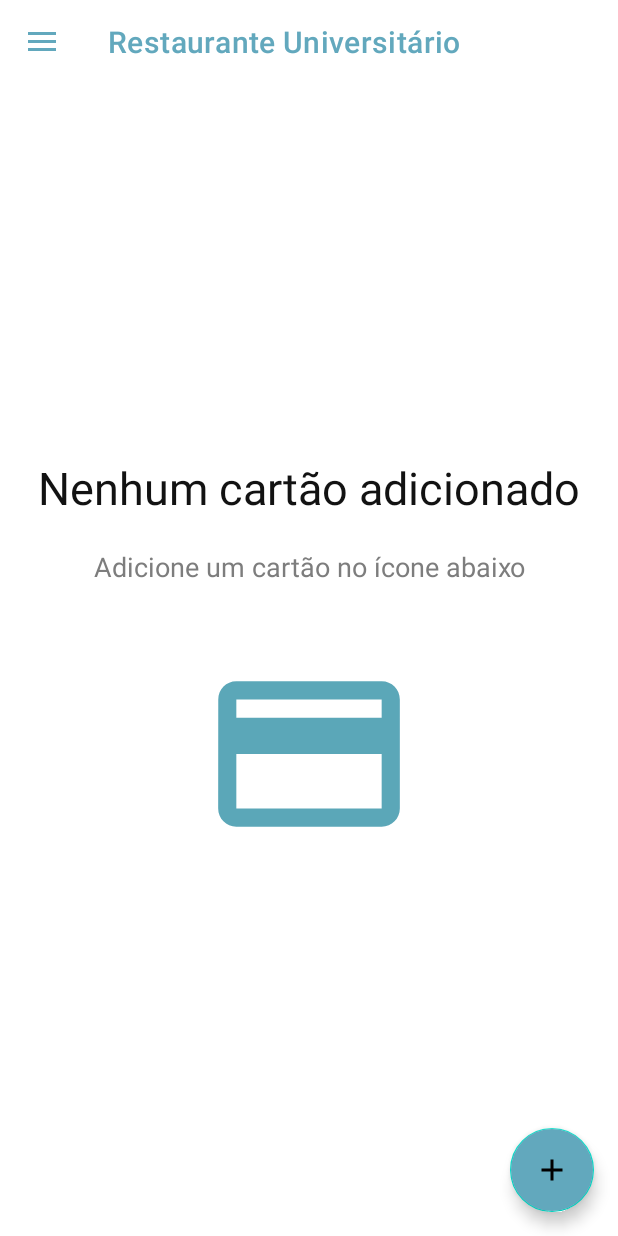
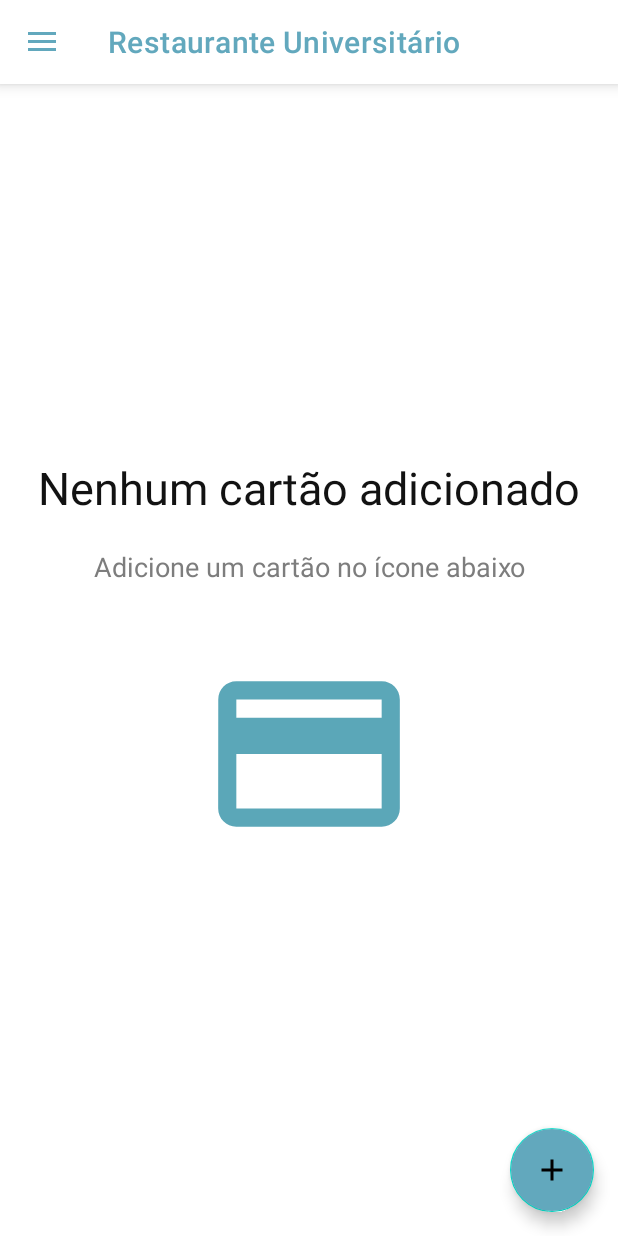
Before and after one commit to rodrigmatrix/sigaa_ufc_android, an Android app: the screen it shows after launch (MainActivity), in the side drawer, after a tap on "Créditos RU", on a phone screen of 412 x 824 dp. Run offline under Robolectric (Android 15) with nearby library versions, the phone set to English and light mode, and no system bars; our stand-ins replace Room's generated code, navigation-ui; libraries missing offline, so code that uses them is left out: org.jetbrains.anko; network calls fail; 2 statements that could not run were skipped.

Commit message:
color topbar

```diff
--- a/app/src/main/res/drawable/gradient_card.xml
+++ b/app/src/main/res/drawable/gradient_card_dark.xml
@@ -3,8 +3,8 @@
         android:shape="rectangle">
     <gradient
             android:angle="135"
-            android:centerColor="#62A8BD"
-            android:endColor="#4DB6AC"
-            android:startColor="#62A8BD"
+            android:endColor="#1d858f"
+            android:centerColor="#187d87"
+            android:startColor="#1d858f"
             android:type="linear" />
 </shape>
--- a/app/src/main/res/layout/app_bar_main2.xml
+++ b/app/src/main/res/layout/app_bar_main2.xml
@@ -7,21 +7,26 @@
         tools:context=".MainActivity">
 
     <com.google.android.material.appbar.AppBarLayout
-            android:layout_height="wrap_content"
             android:layout_width="match_parent"
-            android:background="?attr/backgroundColor"
-            app:elevation="0dp">
+            android:layout_height="wrap_content">
 
-        <androidx.appcompat.widget.Toolbar
+        <com.google.android.material.appbar.MaterialToolbar
                 android:id="@+id/toolbar"
+                android:background="?attr/backgroundColor"
+                android:elevation="12dp"
+                tools:title="Restaurante Universitário"
                 android:layout_width="match_parent"
                 app:titleTextColor="@color/colorPrimary"
-                android:layout_height="?attr/actionBarSize"
-               />
+                android:layout_height="?attr/actionBarSize"/>
 
     </com.google.android.material.appbar.AppBarLayout>
-
-    <include layout="@layout/content_main" />
+    <include
+            android:visibility="invisible"
+            tools:visibility="visible"
+            layout="@layout/no_card_error"/>
+    <include
+            tools:visibility="invisible"
+            layout="@layout/content_main"/>
 
 
 </androidx.coordinatorlayout.widget.CoordinatorLayout>
--- a/app/src/main/res/layout/fragment_restaurante_universiario.xml
+++ b/app/src/main/res/layout/fragment_restaurante_universiario.xml
@@ -26,7 +26,6 @@
                 android:layout_height="180dp"
                 app:cardCornerRadius="12dp"
                 android:layout_marginTop="10dp"
-                android:background="@drawable/gradient_card"
                 android:layout_marginLeft="30dp"
                 android:layout_marginRight="30dp"
                 android:layout_gravity="center"
--- a/app/src/main/res/layout/ru_row.xml
+++ b/app/src/main/res/layout/ru_row.xml
@@ -50,7 +50,7 @@
                     android:layout_marginEnd="112dp"
                     android:layout_marginBottom="28dp"
                     android:text="Data: 24-06-2019"
-                    android:textColor="@color/colorPrimary"
+                    android:textColor="@color/colorTextSecondary"
                     app:layout_constraintBottom_toBottomOf="parent"
                     app:layout_constraintEnd_toEndOf="parent"
                     app:layout_constraintHorizontal_bias="0.0"
@@ -65,7 +65,7 @@
                     android:layout_marginTop="8dp"
                     android:layout_marginEnd="128dp"
                     android:text="Hora: 12:59:46"
-                    android:textColor="@color/colorPrimary"
+                    android:textColor="@color/colorTextSecondary"
                     app:layout_constraintEnd_toEndOf="parent"
                     app:layout_constraintHorizontal_bias="0.0"
                     app:layout_constraintStart_toEndOf="@+id/image_ru"
@@ -75,6 +75,7 @@
                     android:id="@+id/image_ru"
                     android:layout_width="50dp"
                     android:layout_height="48dp"
+                    android:tint="@color/colorPrimary"
                     android:layout_marginStart="36dp"
                     android:layout_marginTop="26dp"
                     android:layout_marginBottom="26dp"
--- a/app/src/main/res/values-night/styles.xml
+++ b/app/src/main/res/values-night/styles.xml
@@ -15,6 +15,7 @@
         <item name="elevationOverlaysEnabled">true</item>
         <item name="windowActionBar">false</item>
         <item name="windowNoTitle">true</item>
+
     </style>
     <style name="DrawerArrowStyle" parent="Widget.AppCompat.DrawerArrowToggle">
         <item name="spinBars">true</item>
--- /dev/null
+++ b/app/src/main/res/xml/animation_list.xml
@@ -0,0 +1,6 @@
+<?xml version="1.0" encoding="utf-8"?>
+<animation-list xmlns:android="http://schemas.android.com/apk/res/android">
+    <item
+            android:drawable="@drawable/gradient_card"
+            android:duration="10000" />
+</animation-list>
```
